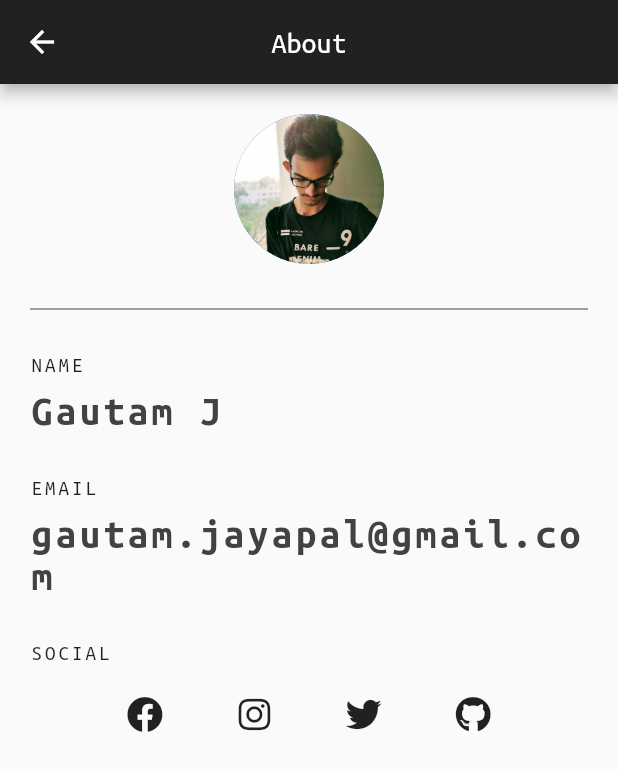
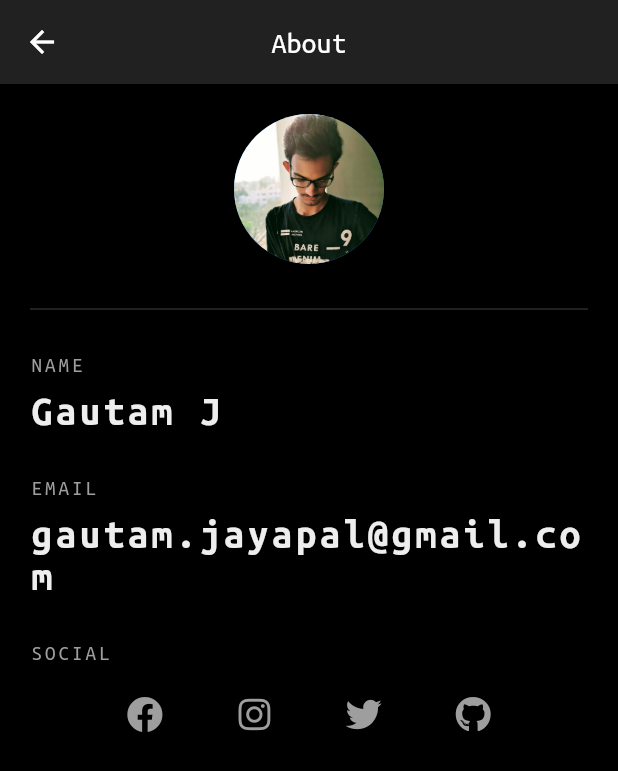
Before and after one commit to Gautam-J/music_recommender, a Flutter app: the AboutScreen screen opened by its route, on a phone screen of 412 x 824 dp. Shown: the top 771 px of the screen. Run offline on Flutter 3.47's test engine with Material 2 defaults, Android fonts, the phone set to English and light mode, and no system bars; our stand-ins replace flutter_spinkit, font_awesome_flutter, sqflite; missing offline and left inert: spotify; accounts and stored records are empty.

Commit message:
changed colors to dark mode

```diff
--- a/lib/main.dart
+++ b/lib/main.dart
@@ -20,9 +20,9 @@ class MyApp extends StatelessWidget {
         // Default colors of the app
         primaryColor: Colors.grey[900],
         accentColor: Colors.blue,
-        backgroundColor: Colors.grey[800],
+        backgroundColor: Colors.black,
         // Colors for various widgets
-        cardColor: Colors.grey[300],
+        cardColor: Colors.grey[900],
         buttonColor: Colors.blue,
         // Default font family
         fontFamily: 'UbuntuMono',
--- a/lib/screens/about.dart
+++ b/lib/screens/about.dart
@@ -11,6 +11,8 @@ class _AboutScreenState extends State<AboutScreen> {
   @override
   Widget build(BuildContext context) {
     return Scaffold(
+      // bg of the scaffold
+      backgroundColor: Theme.of(context).backgroundColor,
       // Appbar
       appBar: AppBar(
         title: Text('About'),
@@ -41,7 +43,8 @@ class _AboutScreenState extends State<AboutScreen> {
             Text(
               'NAME',
               style: TextStyle(
-                letterSpacing: 2.0
+                letterSpacing: 2.0,
+                color: Colors.grey[500],
               ),
             ),
             SizedBox(height: 10.0),
@@ -49,7 +52,7 @@ class _AboutScreenState extends State<AboutScreen> {
             Text(
               'Gautam J',
               style: TextStyle(
-                color: Colors.grey[800],
+                color: Colors.grey[200],
                 fontWeight: FontWeight.bold,
                 fontSize: 28.0,
                 letterSpacing: 2.0,
@@ -60,7 +63,8 @@ class _AboutScreenState extends State<AboutScreen> {
             Text(
               'EMAIL',
               style: TextStyle(
-                letterSpacing: 2.0
+                letterSpacing: 2.0,
+                color: Colors.grey[500],
               ),
             ),
             SizedBox(height: 10.0),
@@ -68,7 +72,7 @@ class _AboutScreenState extends State<AboutScreen> {
             Text(
               'gautam.jayapal@gmail.com',
               style: TextStyle(
-                color: Colors.grey[800],
+                color: Colors.grey[200],
                 fontWeight: FontWeight.bold,
                 fontSize: 28.0,
                 letterSpacing: 2.0,
@@ -79,7 +83,8 @@ class _AboutScreenState extends State<AboutScreen> {
             Text(
               'SOCIAL',
               style: TextStyle(
-                letterSpacing: 2.0
+                letterSpacing: 2.0,
+                color: Colors.grey[500],
               ),
             ),
             SizedBox(height: 10.0),
@@ -91,6 +96,7 @@ class _AboutScreenState extends State<AboutScreen> {
                 children: <Widget>[
                   // facebook
                   IconButton(
+                    color: Colors.grey[500],
                     icon: FaIcon(FontAwesomeIcons.facebook),
                     onPressed: () {
                       setState(() {
@@ -100,6 +106,7 @@ class _AboutScreenState extends State<AboutScreen> {
                   ),
                   // instagram
                   IconButton(
+                    color: Colors.grey[500],
                     icon: FaIcon(FontAwesomeIcons.instagram),
                     onPressed: () {
                       setState(() {
@@ -109,6 +116,7 @@ class _AboutScreenState extends State<AboutScreen> {
                   ),
                   // twitter
                   IconButton(
+                    color: Colors.grey[500],
                     icon: FaIcon(FontAwesomeIcons.twitter),
                     onPressed: () {
                       setState(() {
@@ -118,6 +126,7 @@ class _AboutScreenState extends State<AboutScreen> {
                   ),
                   // github
                   IconButton(
+                    color: Colors.grey[500],
                     icon: FaIcon(FontAwesomeIcons.github),
                     onPressed: () {
                       setState(() {
--- a/lib/screens/loading.dart
+++ b/lib/screens/loading.dart
@@ -37,7 +37,7 @@ class _LoadingScreenState extends State<LoadingScreen> {
     // Main Scaffold Widget
     return Scaffold(
       // bg color of the scaffold
-      backgroundColor: Colors.black,
+      backgroundColor: Theme.of(context).backgroundColor,
       // main body
       body: Center(
         // Animation while getting recommendations
```
Also changed, not shown: lib/screens/details.dart (+26 -12 lines), lib/screens/home.dart (+25 -5 lines), lib/screens/search.dart (+31 -6 lines), lib/screens/user_songs.dart (+17 -5 lines).
